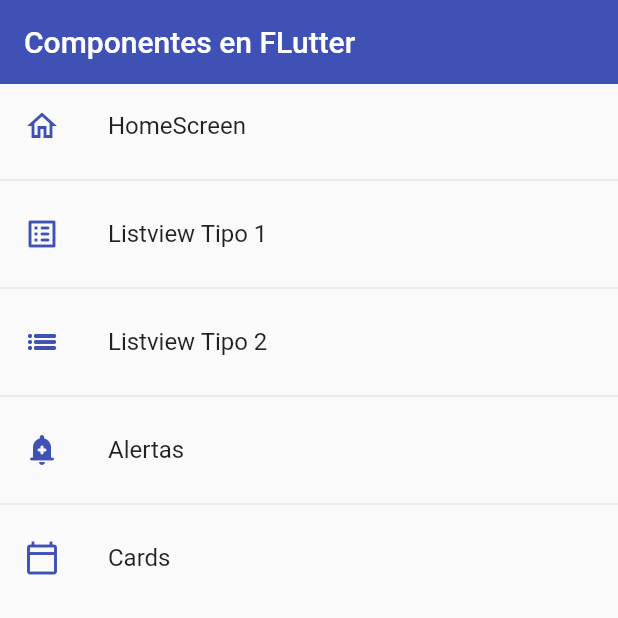
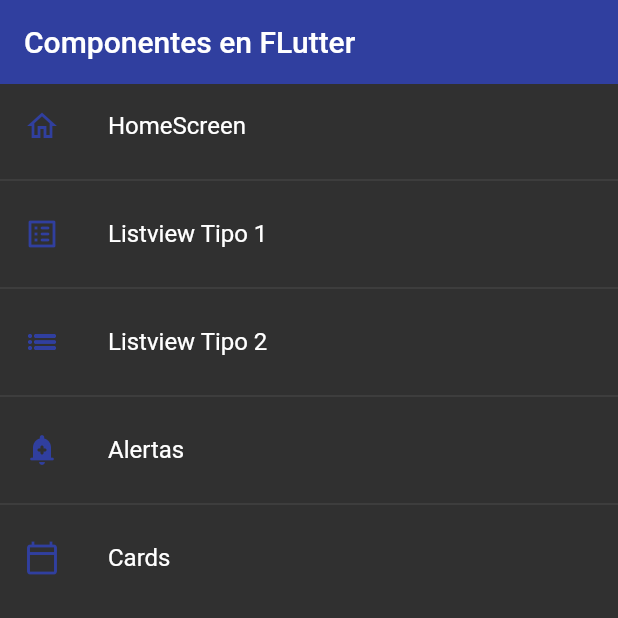
Before and after one commit to Thebobs2598/componentes_app, a Flutter app: the screen it shows after launch, on a phone screen of 412 x 824 dp, the top half of it. Run offline on Flutter 3.47's test engine with Material 2 defaults, Android fonts, the phone set to English and light mode, and no system bars.

```diff
--- a/lib/main.dart
+++ b/lib/main.dart
@@ -1,5 +1,9 @@
+
+import 'package:flutter/material.dart';
+
 import 'package:componentes_app/router/app_routes.dart';
-import 'package:flutter/material.dart';
+import 'package:componentes_app/themes/themes.dart';
+
 
 void main() => runApp(const MyApp());
 
@@ -14,16 +18,7 @@ class MyApp extends StatelessWidget {
       initialRoute: AppRoutes.initialRoute,
       routes: AppRoutes.getAppRoutes(),
       onGenerateRoute: AppRoutes.onGenerateRoute,
-      theme: ThemeData.light().copyWith(
-        //Color primario
-        primaryColor: Colors.indigo,
-
-        //AppBar Theme
-        appBarTheme: const AppBarTheme(
-          color: Colors.indigo,
-          elevation: 0,
-        ),
-      ),
+      theme: AppDarkTheme.darkTheme,
     );
   }
 }
--- a/lib/screens/home_screen.dart
+++ b/lib/screens/home_screen.dart
@@ -1,5 +1,7 @@
+import 'package:flutter/material.dart';
+
 import 'package:componentes_app/router/app_routes.dart';
-import 'package:flutter/material.dart';
+import 'package:componentes_app/themes/themes.dart';
 
 class HomeScreen extends StatelessWidget {
   const HomeScreen({Key? key}) : super(key: key);
@@ -15,7 +17,7 @@ class HomeScreen extends StatelessWidget {
         body: ListView.separated(
           itemBuilder: (context, index) {
             return ListTile(
-              leading: Icon(menuOptions[index].icon,color: Colors.indigo,),
+              leading: Icon(menuOptions[index].icon,color: AppDarkTheme.primary),
               title: Text(menuOptions[index].name),
               onTap: () {
                 // final route = MaterialPageRoute(
--- /dev/null
+++ b/lib/themes/app_dark_theme.dart
@@ -0,0 +1,17 @@
+import 'package:flutter/material.dart';
+
+class AppDarkTheme {
+  static Color primary = Colors.indigo.shade700;
+
+  static final ThemeData darkTheme = ThemeData.dark().copyWith(
+    //Color primario
+    primaryColor: primary,
+
+    //AppBar Theme
+    appBarTheme: AppBarTheme(
+      color: primary,
+      elevation: 0,
+    ),
+
+  );
+}
--- /dev/null
+++ b/lib/themes/themes.dart
@@ -0,0 +1,3 @@
+export  'package:componentes_app/themes/app_light_theme.dart';
+
+export  'package:componentes_app/themes/app_dark_theme.dart';
```
Also changed, not shown: lib/themes/app_light_theme.dart (added, +16 -0 lines).
